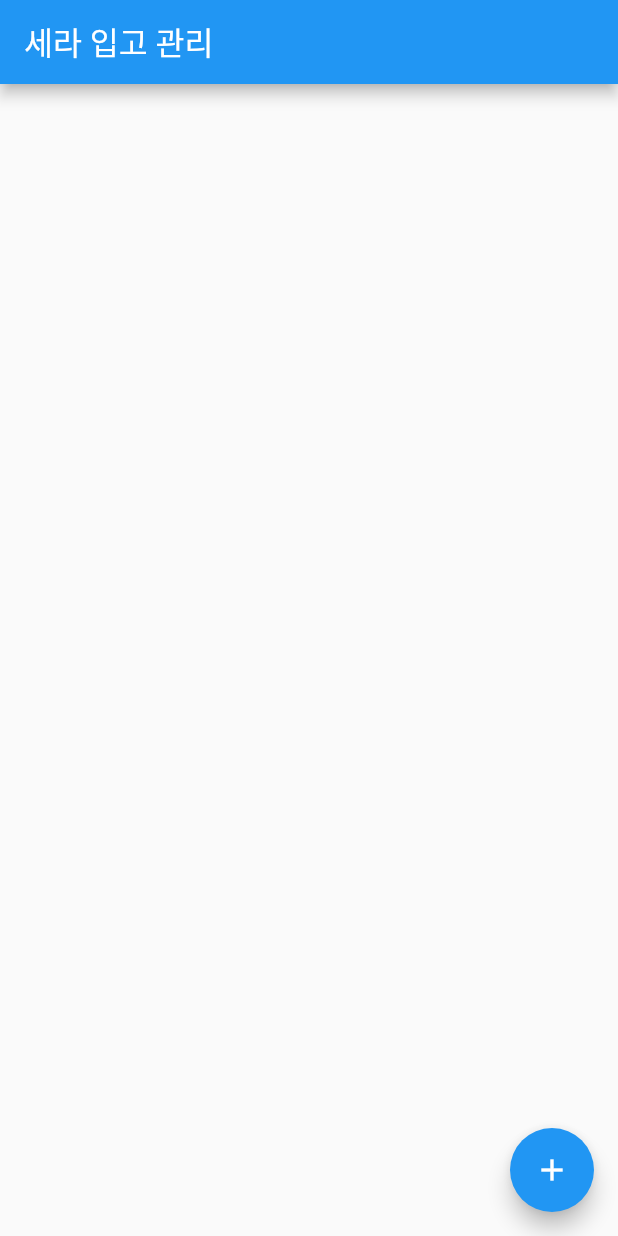
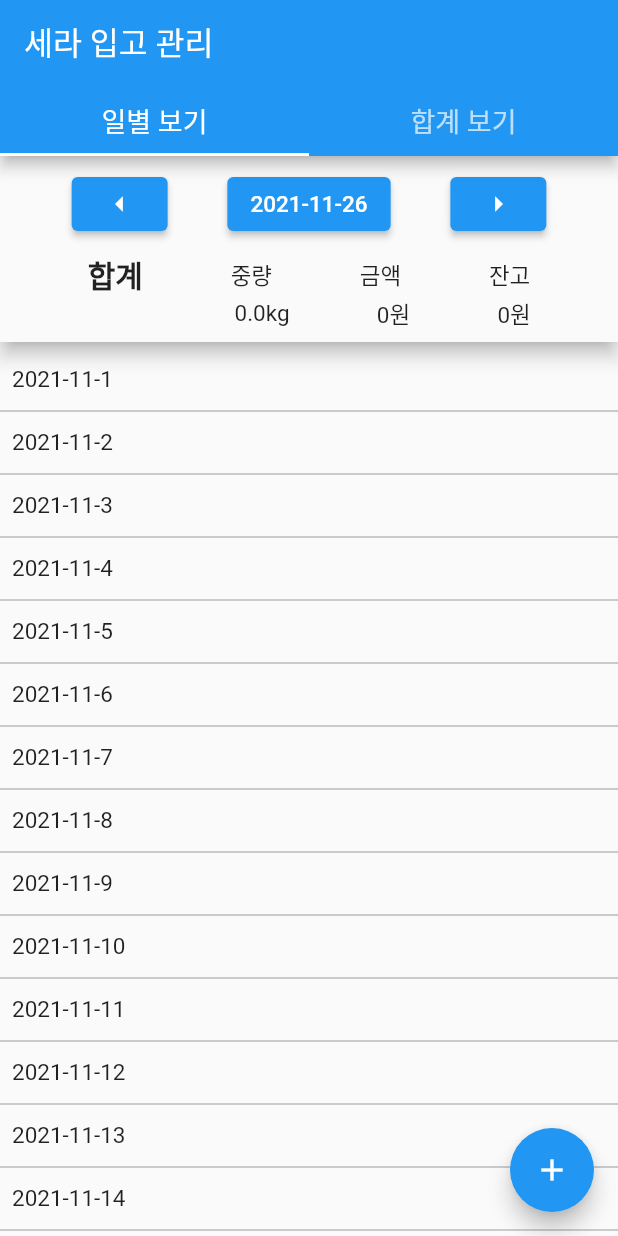
Before and after one commit to mbkim95/jokbal_manager_flutter, a Flutter app: the screen it shows after launch, on a phone screen of 412 x 824 dp. Run offline on Flutter 3.47's test engine with Material 2 defaults, Android fonts, the phone set to English and light mode, and no system bars.

Commit message:
Implement main 1 tab layout

```diff
--- a/lib/ui/main.dart
+++ b/lib/ui/main.dart
@@ -38,29 +38,135 @@ class MyHomePage extends StatefulWidget {
   State<MyHomePage> createState() => _MyHomePageState();
 }
 
-class _MyHomePageState extends State<MyHomePage> {
+class _MyHomePageState extends State<MyHomePage>
+    with SingleTickerProviderStateMixin {
+  late TabController _tabController;
+  var _index = 0;
+
+  @override
+  void initState() {
+    super.initState();
+    _tabController = TabController(length: 2, vsync: this);
+    _tabController.addListener(() {
+      setState(() {
+        _index = _tabController.index;
+      });
+    });
+  }
+
   @override
   Widget build(BuildContext context) {
     return Scaffold(
       appBar: AppBar(
         title: Text(widget.title),
+        bottom: TabBar(
+          controller: _tabController,
+          tabs: const [
+            Padding(
+              padding: EdgeInsets.all(8),
+              child: Text('일별 보기', style: TextStyle(fontSize: 18)),
             ),
-      body: Center(
-        child: Column(
-          mainAxisAlignment: MainAxisAlignment.center,
-          children: [],
+            Padding(
+                padding: EdgeInsets.all(8),
+                child: Text('합계 보기', style: TextStyle(fontSize: 18)))
+          ],
         ),
       ),
-      floatingActionButton: FloatingActionButton(
+      body: TabBarView(controller: _tabController, children: [
+        Container(
+          child: Column(
+            children: [
+              Material(
+                elevation: 5,
+                child: Padding(
+                  padding: const EdgeInsets.only(bottom: 8),
+                  child: Column(
+                    children: [
+                      Padding(
+                        padding: const EdgeInsets.all(8.0),
+                        child: Row(
+                          mainAxisAlignment: MainAxisAlignment.spaceEvenly,
+                          children: [
+                            ElevatedButton(
+                              child: const Icon(Icons.arrow_left),
+                              onPressed: () {},
+                            ),
+                            ElevatedButton(
+                              child: Text('2021-11-26'),
+                              onPressed: () {},
+                            ),
+                            ElevatedButton(
+                              child: const Icon(Icons.arrow_right),
+                              onPressed: () {},
+                            ),
+                          ],
+                        ),
+                      ),
+                      Row(
+                        mainAxisAlignment: MainAxisAlignment.spaceEvenly,
+                        children: [
+                          Text(
+                            '합계',
+                            style: TextStyle(
+                                fontSize: 20, fontWeight: FontWeight.bold),
+                          ),
+                          Text('중량'),
+                          Text('금액'),
+                          Text('잔고')
+                        ],
+                      ),
+                      Row(
+                        mainAxisAlignment: MainAxisAlignment.spaceEvenly,
+                        children: [
+                          SizedBox(
+                            width: 40,
+                          ),
+                          Text('0.0kg'),
+                          Text('0원'),
+                          Text('0원')
+                        ],
+                      ),
+                    ],
+                  ),
+                ),
+              ),
+              Expanded(
+                child: ListView.separated(
+                  itemBuilder: (context, index) {
+                    return Padding(
+                      padding: index == 0
+                          ? const EdgeInsets.only(
+                              top: 16, bottom: 4, left: 8, right: 8)
+                          : index == 30
+                              ? const EdgeInsets.only(
+                                  top: 4, bottom: 64, left: 8, right: 8)
+                              : const EdgeInsets.symmetric(
+                                  horizontal: 8, vertical: 4),
+                      child: Text('2021-11-${index + 1}'),
+                    );
+                  },
+                  separatorBuilder: (context, index) =>
+                      const Divider(color: Colors.black38),
+                  itemCount: 31,
+                ),
+              ),
+            ],
+          ),
+        ),
+        Container()
+      ]),
+      floatingActionButton: _index == 0
+          ? FloatingActionButton(
               onPressed: () async {
                 const dialog = AddOrderDialog();
-          OrderEntity order =
-              await showDialog(context: context, builder: (context) => dialog);
+                OrderEntity order = await showDialog(
+                    context: context, builder: (context) => dialog);
                 // TODO: DB에 저장
               },
               tooltip: '등록하기',
               child: const Icon(Icons.add),
-      ),
+            )
+          : null,
     );
   }
 }
```
Lines whose indentation alone changed are shown as unchanged.
